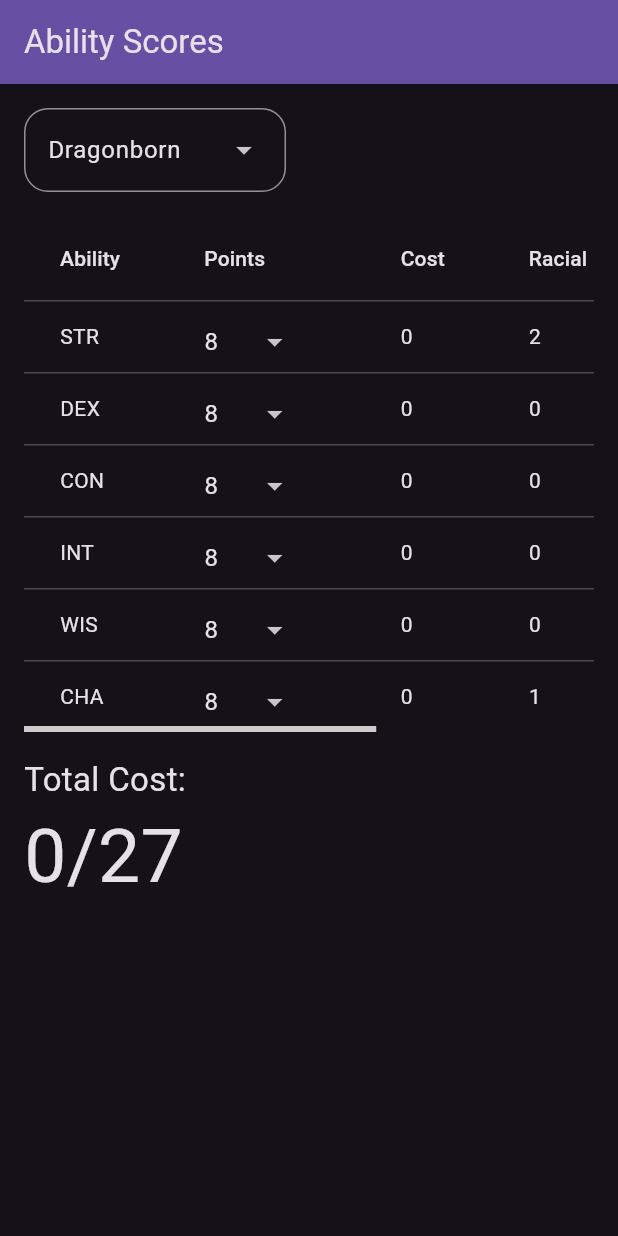
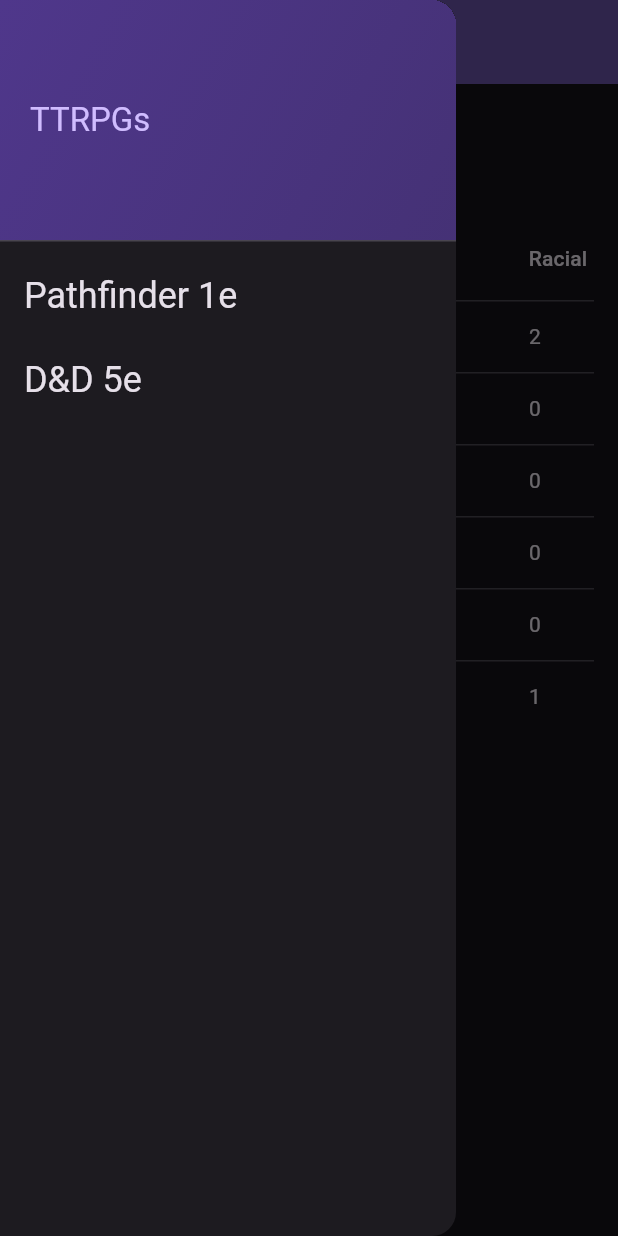
Before and after one commit to Zaela24/ability_score_calculator, a Flutter app: the DND5ePointBuyScreen screen opened directly, with the side drawer open (before the commit the screen has no drawer), on a phone screen of 412 x 824 dp. Run offline on Flutter 3.47's test engine with Material 3 defaults, Android fonts, the phone set to English and light mode, and no system bars.

Commit message:
Add app drawer to switch between screens

```diff
--- a/lib/main.dart
+++ b/lib/main.dart
@@ -1,4 +1,3 @@
-import 'package:ability_score_calculator/widgets/dnd5e_point_buy.dart';
 import 'package:ability_score_calculator/widgets/pathinder_point_buy.dart';
 import 'package:flutter/material.dart';
 
@@ -15,7 +14,7 @@ class MyApp extends StatelessWidget {
     return MaterialApp(
       title: 'Point Buy Calculator',
       theme: ThemeData.dark(),
-      home: const DND5ePointBuyScreen(),
+      home: const PathfinderPointBuyScreen(),
     );
   }
 }
--- a/lib/widgets/dnd5e_point_buy.dart
+++ b/lib/widgets/dnd5e_point_buy.dart
@@ -1,6 +1,8 @@
 import 'package:ability_score_calculator/data/races.dart';
 import 'package:ability_score_calculator/models/race.dart';
 import 'package:ability_score_calculator/models/score_costs.dart';
+import 'package:ability_score_calculator/widgets/main_drawer.dart';
+import 'package:ability_score_calculator/widgets/pathinder_point_buy.dart';
 import 'package:flutter/material.dart';
 
 class DND5ePointBuyScreen extends StatefulWidget {
@@ -33,6 +35,18 @@ class _DND5ePointBuyScreenState extends State<DND5ePointBuyScreen> {
   };
 
   int get abilityCostTotal => abilityCosts.values.reduce((a, b) => a + b);
+
+  void _setScreen(String identifier) async {
+    Navigator.of(context).pop();
+
+    if (identifier == 'pathfinder') {
+      await Navigator.of(context).pushReplacement(
+        MaterialPageRoute(
+          builder: (ctx) => const PathfinderPointBuyScreen(),
+        ),
+      );
+    }
+  }
 
   @override
   Widget build(BuildContext context) {
@@ -80,6 +94,7 @@ class _DND5ePointBuyScreenState extends State<DND5ePointBuyScreen> {
         title: const Text('Ability Scores'),
         backgroundColor: Theme.of(context).colorScheme.inversePrimary,
       ),
+      drawer: MainDrawer(onSelectScreen: _setScreen),
       body: SingleChildScrollView(
         padding: const EdgeInsets.all(16),
         child: Column(
--- /dev/null
+++ b/lib/widgets/main_drawer.dart
@@ -0,0 +1,65 @@
+import 'package:flutter/material.dart';
+
+class MainDrawer extends StatelessWidget {
+  const MainDrawer({
+    super.key,
+    required this.onSelectScreen,
+  });
+
+  final void Function(String identifier) onSelectScreen;
+
+  @override
+  Widget build(BuildContext context) {
+    return Drawer(
+      child: Column(children: [
+        DrawerHeader(
+          padding: const EdgeInsets.all(20),
+          decoration: BoxDecoration(
+            gradient: LinearGradient(
+              colors: [
+                Theme.of(context).colorScheme.primaryContainer,
+                Theme.of(context).colorScheme.primaryContainer.withOpacity(0.8),
+              ],
+              begin: Alignment.topLeft,
+              end: Alignment.bottomRight,
+            ),
+          ),
+          child: Row(
+            children: [
+              Text(
+                'TTRPGs',
+                style: Theme.of(context).textTheme.titleLarge!.copyWith(
+                      color: Theme.of(context).colorScheme.primary,
+                    ),
+              )
+            ],
+          ),
+        ),
+        ListTile(
+          title: Text(
+            'Pathfinder 1e',
+            style: Theme.of(context).textTheme.titleLarge!.copyWith(
+                  color: Theme.of(context).colorScheme.onBackground,
+                  fontSize: 24,
+                ),
+          ),
+          onTap: () {
+            onSelectScreen('pathfinder');
+          },
+        ),
+        ListTile(
+          title: Text(
+            'D&D 5e',
+            style: Theme.of(context).textTheme.titleLarge!.copyWith(
+                  color: Theme.of(context).colorScheme.onBackground,
+                  fontSize: 24,
+                ),
+          ),
+          onTap: () {
+            onSelectScreen('dnd');
+          },
+        ),
+      ]),
+    );
+  }
+}
```
Also changed, not shown: lib/widgets/pathinder_point_buy.dart (+15 -0 lines).
